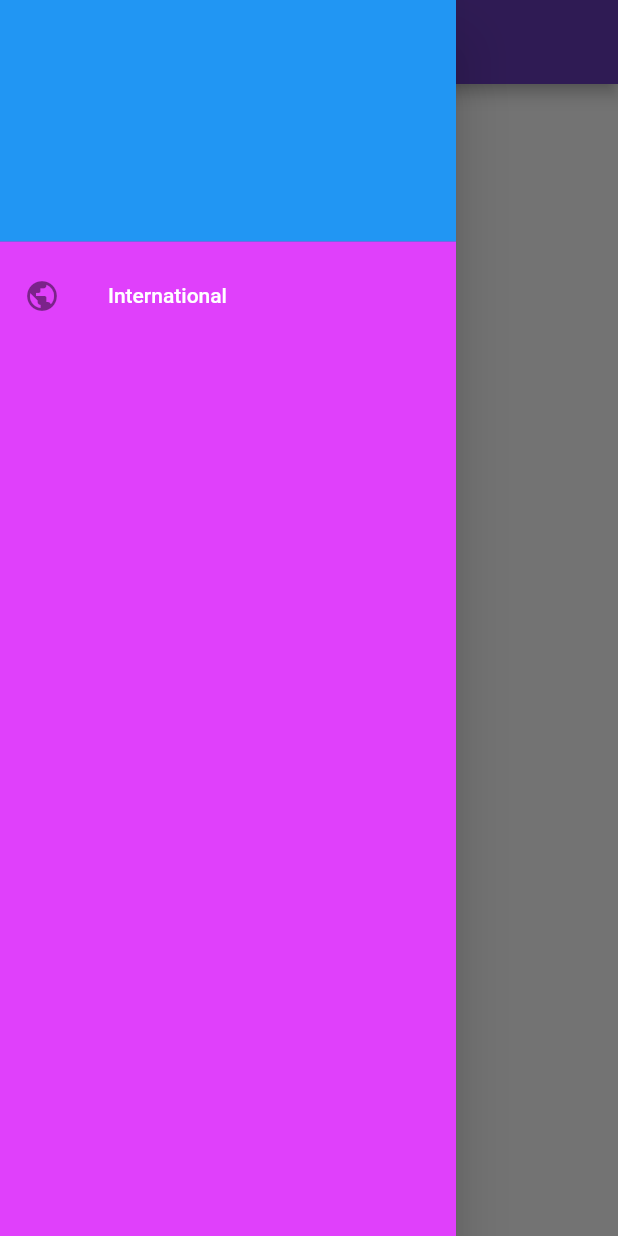
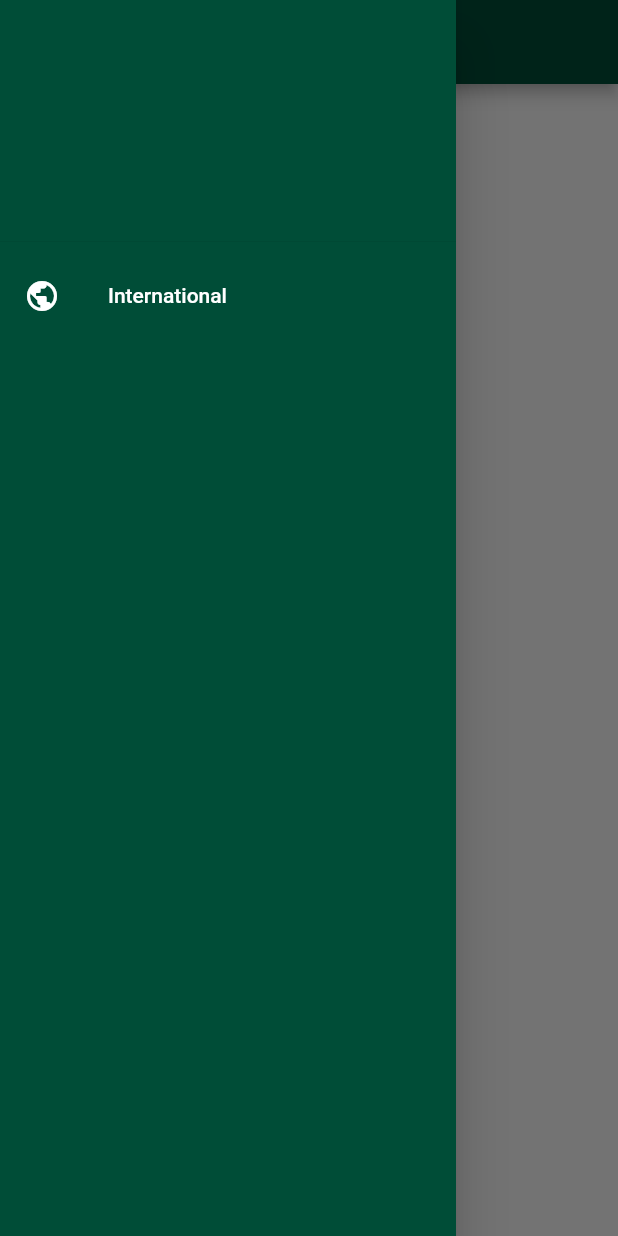
Before and after one commit to walidwazini/Flutter-NewsApp-1, a Flutter app: the screen it shows after launch, with the side drawer open, on a phone screen of 412 x 824 dp. Run offline on Flutter 3.47's test engine with Material 2 defaults, Android fonts, the phone set to English and light mode, and no system bars; missing offline and left inert: dart:ffi.

Commit message:
change color

```diff
--- a/lib/main.dart
+++ b/lib/main.dart
@@ -13,13 +13,18 @@ class MyApp extends StatelessWidget {
     return MaterialApp(
       title: 'Flutter Demo',
       theme: ThemeData(
+        iconTheme: IconThemeData(
+          color: Colors.red,
+        ),
         textTheme: TextTheme(
           headline6: TextStyle( color: Colors.yellow),
         ),
         appBarTheme: AppBarTheme(
+          color:Color(0xff004d37),
+          //color: Color(0xff222240),
           textTheme: TextTheme()
         ),
-        primarySwatch: Colors.deepPurple,
+        primarySwatch: Colors.red,
       ),
       home: HomeScreen(),
     );
--- a/lib/screens/Screen_Home.dart
+++ b/lib/screens/Screen_Home.dart
@@ -19,15 +19,15 @@ class _HomeScreenState extends State<HomeScreen> {
       ),
       // Drawer starts
       drawer:Drawer(
-        child: Container( color: Colors.purpleAccent,
+        child: Container( color: Color(0xff004d37),
           child: ListView( children: [
             UserAccountsDrawerHeader(
-              decoration: BoxDecoration(color: Colors.blue),
+              decoration: BoxDecoration(color: Color(0xff004d37)),
                 accountName: null,
                 accountEmail: null,
             ),
             ListTile(
-              leading: Icon(Icons.public),
+              leading: Icon(Icons.public, color: Colors.white,),
               title: Text('International',style: TextStyle(color: Colors.white),),
             )
           ],),
```
